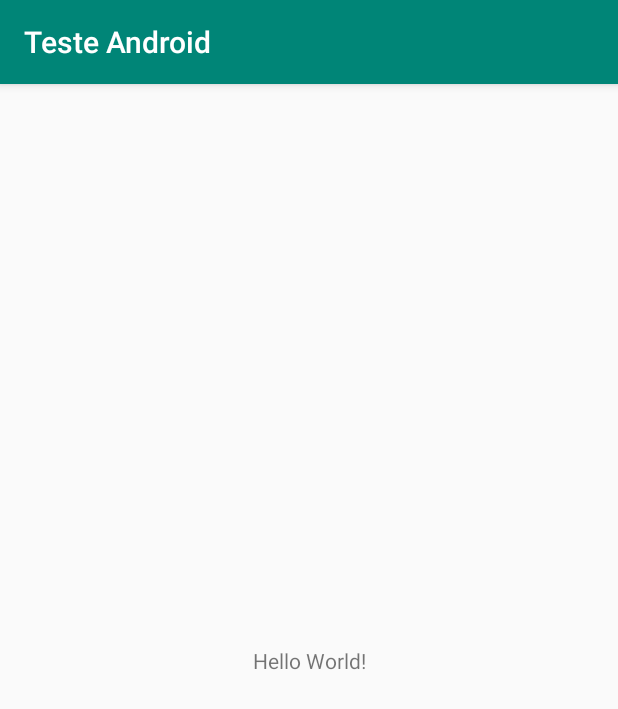
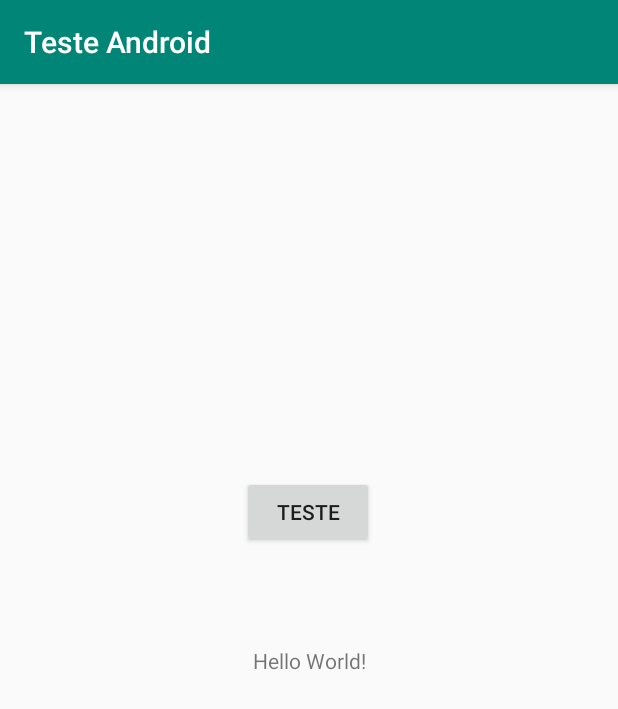
Before and after one commit to renanbabinski/Teste_Android, an Android app: the screen it shows after launch (MainActivity), on a phone screen of 412 x 824 dp. Shown: the top 709 px of the screen. Run offline under Robolectric (Android 15) with nearby library versions, the phone set to English and light mode, and no system bars.

Commit message:
Adicionado botão de teste

```diff
--- a/app/src/main/res/layout/activity_main.xml
+++ b/app/src/main/res/layout/activity_main.xml
@@ -15,4 +15,16 @@
         app:layout_constraintRight_toRightOf="parent"
         app:layout_constraintTop_toTopOf="parent" />
 
+    <Button
+        android:id="@+id/button"
+        android:layout_width="wrap_content"
+        android:layout_height="wrap_content"
+        android:text="Teste"
+        app:layout_constraintBottom_toBottomOf="parent"
+        app:layout_constraintEnd_toEndOf="parent"
+        app:layout_constraintHorizontal_bias="0.498"
+        app:layout_constraintStart_toStartOf="parent"
+        app:layout_constraintTop_toTopOf="parent"
+        app:layout_constraintVertical_bias="0.363" />
+
 </androidx.constraintlayout.widget.ConstraintLayout>
```
